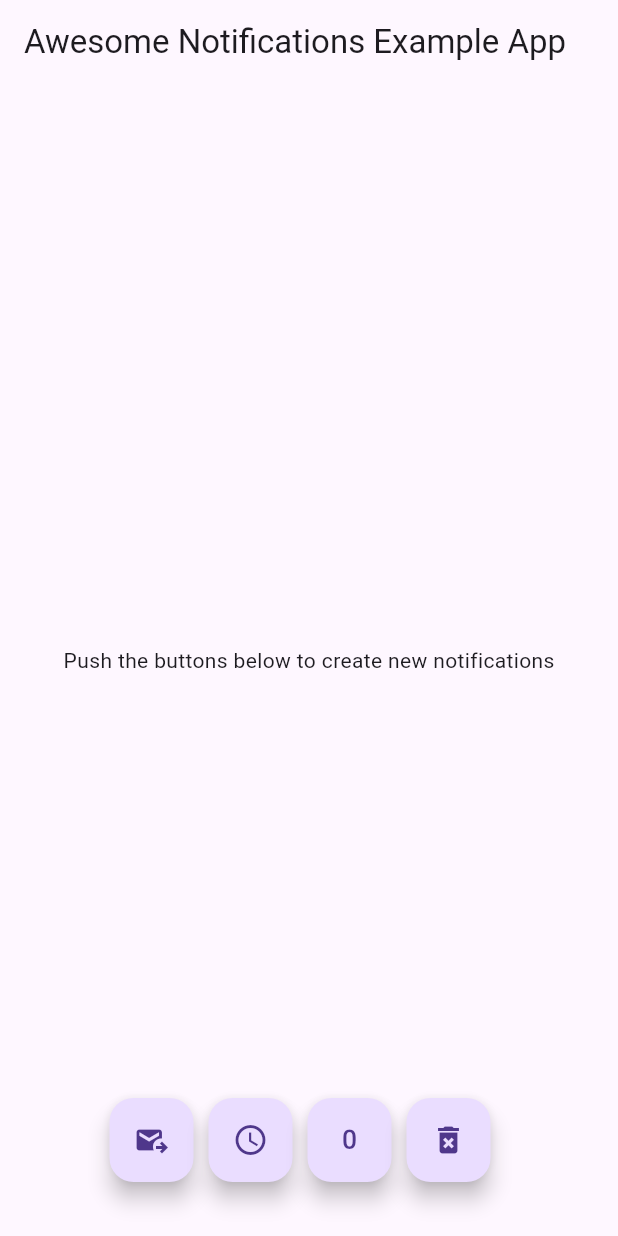
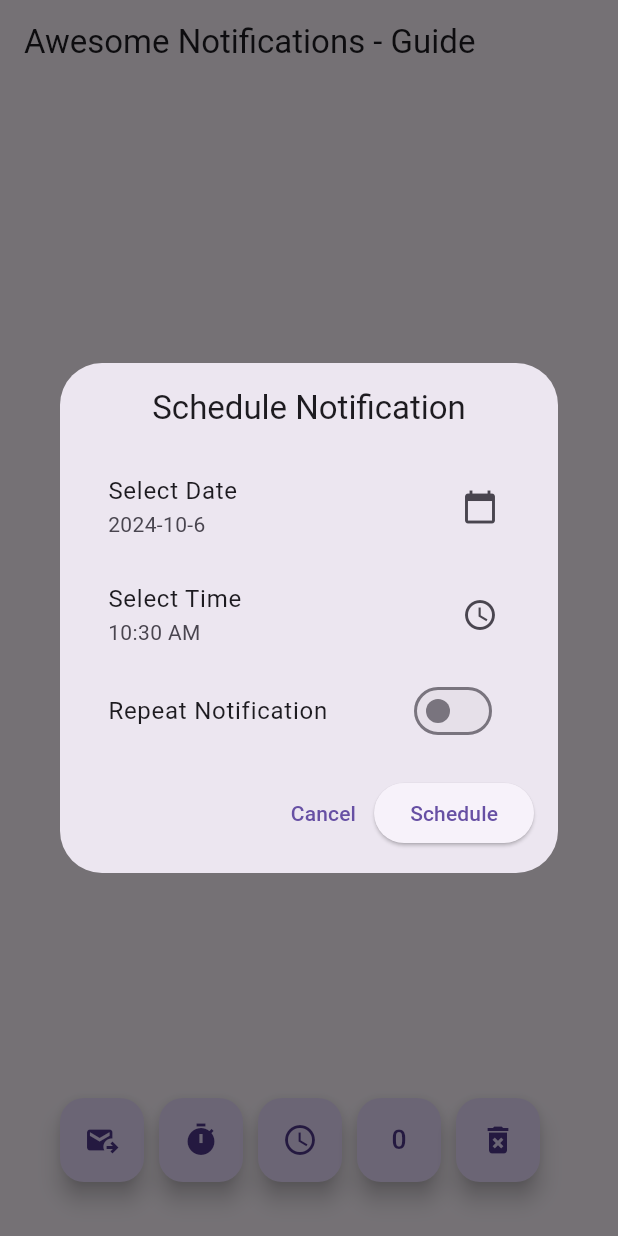
Before and after one commit to mahmoodhamdi/awesome_notifications_guide, a Flutter app: the screen it shows after launch, after a tap on the "access time" icon, on a phone screen of 412 x 824 dp. Run offline on Flutter 3.47's test engine with Material 3 defaults, Android fonts, the phone set to English and light mode, and no system bars; our stand-ins replace awesome_notifications, palette_generator.

Commit message:
Add scheduling notifications and custom dialog for date and time selection

```diff
--- a/lib/app.dart
+++ b/lib/app.dart
@@ -36,7 +36,7 @@ class _AppState extends State<MyApp> {
     List<Route<dynamic>> pageStack = [];
     pageStack.add(MaterialPageRoute(
         builder: (_) =>
-            const MyHomePage(title: 'Awesome Notifications Example App')));
+            const MyHomePage(title: 'Awesome Notifications - Guide')));
     if (initialRouteName == routeNotification &&
         AwesomeNotificationsHelper.initialAction != null) {
       pageStack.add(MaterialPageRoute(
@@ -51,7 +51,7 @@ class _AppState extends State<MyApp> {
       case routeHome:
         return MaterialPageRoute(
             builder: (_) =>
-                const MyHomePage(title: 'Awesome Notifications Example App'));
+                const MyHomePage(title: 'Awesome Notifications - Guide'));
 
       case routeNotification:
         ReceivedAction receivedAction = settings.arguments as ReceivedAction;
@@ -64,7 +64,8 @@ class _AppState extends State<MyApp> {
   @override
   Widget build(BuildContext context) {
     return MaterialApp(
-      title: 'Awesome Notifications - Simple Example',
+      debugShowCheckedModeBanner: false,
+      title: 'Awesome Notifications - Guide',
       navigatorKey: MyApp.navigatorKey,
       onGenerateInitialRoutes: onGenerateInitialRoutes,
       onGenerateRoute: onGenerateRoute,
--- a/lib/awesome_notifications_helper.dart
+++ b/lib/awesome_notifications_helper.dart
@@ -34,6 +34,17 @@ class AwesomeNotificationsHelper {
               channelName: 'Scheduled Notifications',
               channelDescription:
                   'Notification tests as scheduled notifications',
+              playSound: true,
+              onlyAlertOnce: true,
+              groupAlertBehavior: GroupAlertBehavior.Children,
+              importance: NotificationImportance.High,
+              defaultColor: Colors.deepPurple,
+              ledColor: Colors.deepPurple),
+          // repeat scheduled notifications
+          NotificationChannel(
+              channelKey: 'repeat',
+              channelName: 'Repeat Notifications',
+              channelDescription: 'Notification tests as repeat notifications',
               playSound: true,
               onlyAlertOnce: true,
               groupAlertBehavior: GroupAlertBehavior.Children,
@@ -215,20 +226,26 @@ class AwesomeNotificationsHelper {
         ]);
   }
 
-  static Future<void> scheduleNewNotification() async {
+  static Future<void> scheduleNewNotification({
+    required DateTime scheduledDateTime,
+    required String title,
+    required String message,
+    required String username,
+    required bool repeatNotification,
+  }) async {
     bool isAllowed = await AwesomeNotifications().isNotificationAllowed();
     if (!isAllowed) isAllowed = await displayNotificationRationale();
     if (!isAllowed) return;
 
     await myNotifyScheduleInHours(
-        title: 'test',
-        secondsFromNow: 10,
-        msg: 'test message',
-        heroThumbUrl:
-            'https://storage.googleapis.com/cms-storage-bucket/d406c736e7c4c57f5f61.png',
-        hoursFromNow: 1,
-        username: 'test user',
-        repeatNotif: true);
+      scheduledDateTime: scheduledDateTime,
+      title: title,
+      msg: message,
+      heroThumbUrl:
+          'https://storage.googleapis.com/cms-storage-bucket/d406c736e7c4c57f5f61.png',
+      username: username,
+      repeatNotif: repeatNotification,
+    );
   }
 
   static Future<void> resetBadgeCounter() async {
@@ -238,29 +255,53 @@ class AwesomeNotificationsHelper {
   static Future<void> cancelNotifications() async {
     await AwesomeNotifications().cancelAll();
   }
+
+  static Future<void> scheduleMinuteNotifications({
+    required String title,
+    required String message,
+    required String username,
+  }) async {
+    await AwesomeNotifications().createNotification(
+      schedule: NotificationCalendar(
+        second: 5, // Fires at the start of every minute
+        repeats: true, // Repeats every minute
+      ),
+      content: NotificationContent(
+        id: -1, // Generates a unique ID for each notification
+        channelKey: 'repeat',
+        title: title,
+        body: '$username, $message',
+        notificationLayout: NotificationLayout.Default,
+      ),
+      actionButtons: [
+        NotificationActionButton(
+          key: 'NOW',
+          label: 'Now',
+        ),
+        NotificationActionButton(
+          key: 'LATER',
+          label: 'Later',
+        ),
+      ],
+    );
+  }
 }
 
 Future<void> myNotifyScheduleInHours({
-  int hoursFromNow = 0,
-  int minutesFromNow = 0,
-  int secondsFromNow = 10,
-  int daysFromNow = 0,
+  required DateTime scheduledDateTime,
   required String heroThumbUrl,
   required String username,
   required String title,
   required String msg,
   bool repeatNotif = false,
 }) async {
-  var nowDate = DateTime.now().add(Duration(
-      days: daysFromNow, hours: hoursFromNow, seconds: secondsFromNow));
   await AwesomeNotifications().createNotification(
     schedule: NotificationCalendar(
-      weekday: nowDate.day,
-      hour: nowDate.hour,
-      minute: 0,
-      second: nowDate.second,
+      weekday: scheduledDateTime.weekday,
+      hour: scheduledDateTime.hour,
+      minute: scheduledDateTime.minute,
+      second: scheduledDateTime.second,
       repeats: repeatNotif,
-      //allowWhileIdle: true,
     ),
     content: NotificationContent(
       id: -1,
@@ -269,10 +310,8 @@ Future<void> myNotifyScheduleInHours({
       body: '$username, $msg',
       bigPicture: heroThumbUrl,
       notificationLayout: NotificationLayout.BigPicture,
-      //actionType : ActionType.DismissAction,
       color: Colors.black,
       backgroundColor: Colors.black,
-      // customSound: 'resource://raw/notif',
       payload: {'actPag': 'myAct', 'actType': 'food', 'username': username},
     ),
     actionButtons: [
--- a/lib/home_page.dart
+++ b/lib/home_page.dart
@@ -1,4 +1,5 @@
 import 'package:awesome_notifications_guide/awesome_notifications_helper.dart';
+import 'package:awesome_notifications_guide/schedule_notification_dialog.dart';
 import 'package:flutter/material.dart';
 
 ///  *********************************************
@@ -40,14 +41,40 @@ class _MyHomePageState extends State<MyHomePage> {
               heroTag: '1',
               onPressed: () =>
                   AwesomeNotificationsHelper.createNewNotification(),
-              tooltip: 'Create New notification',
+              tooltip: 'Create Basic notification',
               child: const Icon(Icons.outgoing_mail),
             ),
             const SizedBox(width: 10),
             FloatingActionButton(
+              heroTag: '5',
+              onPressed: () =>
+                  AwesomeNotificationsHelper.scheduleMinuteNotifications(
+                title: "title",
+                message: "message",
+                username: "username",
+              ),
+              tooltip: 'Execute long task',
+              child: const Icon(Icons.timer),
+            ),
+            const SizedBox(width: 10),
+            FloatingActionButton(
               heroTag: '2',
-              onPressed: () =>
-                  AwesomeNotificationsHelper.scheduleNewNotification(),
+              onPressed: () async {
+                final result = await showDialog(
+                  context: context,
+                  builder: (context) => const ScheduleNotificationDialog(),
+                );
+
+                if (result != null) {
+                  await AwesomeNotificationsHelper.scheduleNewNotification(
+                    scheduledDateTime: result['scheduledDateTime'],
+                    title: "title",
+                    message: "result['message']",
+                    username: "result['username']",
+                    repeatNotification: result['repeatNotification'],
+                  );
+                }
+              },
               tooltip: 'Schedule New notification',
               child: const Icon(Icons.access_time_outlined),
             ),
@@ -67,7 +94,7 @@ class _MyHomePageState extends State<MyHomePage> {
             ),
           ],
         ),
-      ), // This trailing comma makes auto-formatting nicer for build methods.
+      ),
     );
   }
 }
--- /dev/null
+++ b/lib/schedule_notification_dialog.dart
@@ -0,0 +1,113 @@
+// schedule_notification_dialog.dart
+import 'package:flutter/material.dart';
+
+class ScheduleNotificationDialog extends StatefulWidget {
+  const ScheduleNotificationDialog({super.key});
+
+  @override
+  State<ScheduleNotificationDialog> createState() =>
+      _ScheduleNotificationDialogState();
+}
+
+class _ScheduleNotificationDialogState
+    extends State<ScheduleNotificationDialog> {
+  final _formKey = GlobalKey<FormState>();
+  TimeOfDay _selectedTime = TimeOfDay.now();
+  DateTime _selectedDate = DateTime.now();
+  bool _repeatNotification = false;
+
+  @override
+  Widget build(BuildContext context) {
+    return Dialog(
+      child: SingleChildScrollView(
+        padding: const EdgeInsets.all(16.0),
+        child: Form(
+          key: _formKey,
+          child: Column(
+            mainAxisSize: MainAxisSize.min,
+            children: [
+              Text(
+                'Schedule Notification',
+                style: Theme.of(context).textTheme.titleLarge,
+              ),
+              const SizedBox(height: 16),
+              ListTile(
+                title: const Text('Select Date'),
+                subtitle: Text(
+                    '${_selectedDate.year}-${_selectedDate.month}-${_selectedDate.day}'),
+                trailing: const Icon(Icons.calendar_today),
+                onTap: () async {
+                  final DateTime? picked = await showDatePicker(
+                    context: context,
+                    initialDate: _selectedDate,
+                    firstDate: DateTime.now(),
+                    lastDate: DateTime.now().add(const Duration(days: 365)),
+                  );
+                  if (picked != null) {
+                    setState(() {
+                      _selectedDate = picked;
+                    });
+                  }
+                },
+              ),
+              ListTile(
+                title: const Text('Select Time'),
+                subtitle: Text(_selectedTime.format(context)),
+                trailing: const Icon(Icons.access_time),
+                onTap: () async {
+                  final TimeOfDay? picked = await showTimePicker(
+                    context: context,
+                    initialTime: _selectedTime,
+                  );
+                  if (picked != null) {
+                    setState(() {
+                      _selectedTime = picked;
+                    });
+                  }
+                },
+              ),
+              SwitchListTile(
+                title: const Text('Repeat Notification'),
+                value: _repeatNotification,
+                onChanged: (bool value) {
+                  setState(() {
+                    _repeatNotification = value;
+                  });
+                },
+              ),
+              const SizedBox(height: 16),
+              Row(
+                mainAxisAlignment: MainAxisAlignment.end,
+                children: [
+                  TextButton(
+                    onPressed: () => Navigator.pop(context),
+                    child: const Text('Cancel'),
+                  ),
+                  ElevatedButton(
+                    onPressed: () {
+                      if (_formKey.currentState!.validate()) {
+                        final DateTime scheduledDateTime = DateTime(
+                          _selectedDate.year,
+                          _selectedDate.month,
+                          _selectedDate.day,
+                          _selectedTime.hour,
+                          _selectedTime.minute,
+                        );
+
+                        Navigator.pop(context, {
+                          'scheduledDateTime': scheduledDateTime,
+                          'repeatNotification': _repeatNotification,
+                        });
+                      }
+                    },
+                    child: const Text('Schedule'),
+                  ),
+                ],
+              ),
+            ],
+          ),
+        ),
+      ),
+    );
+  }
+}
```
Also changed, not shown: 1 other file.
